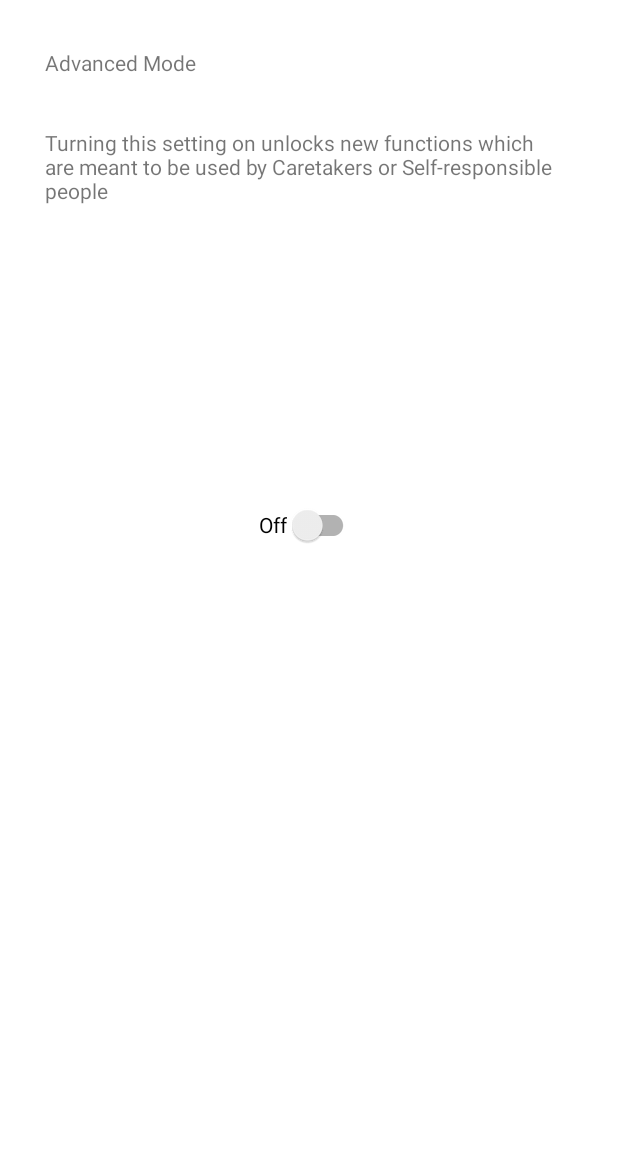
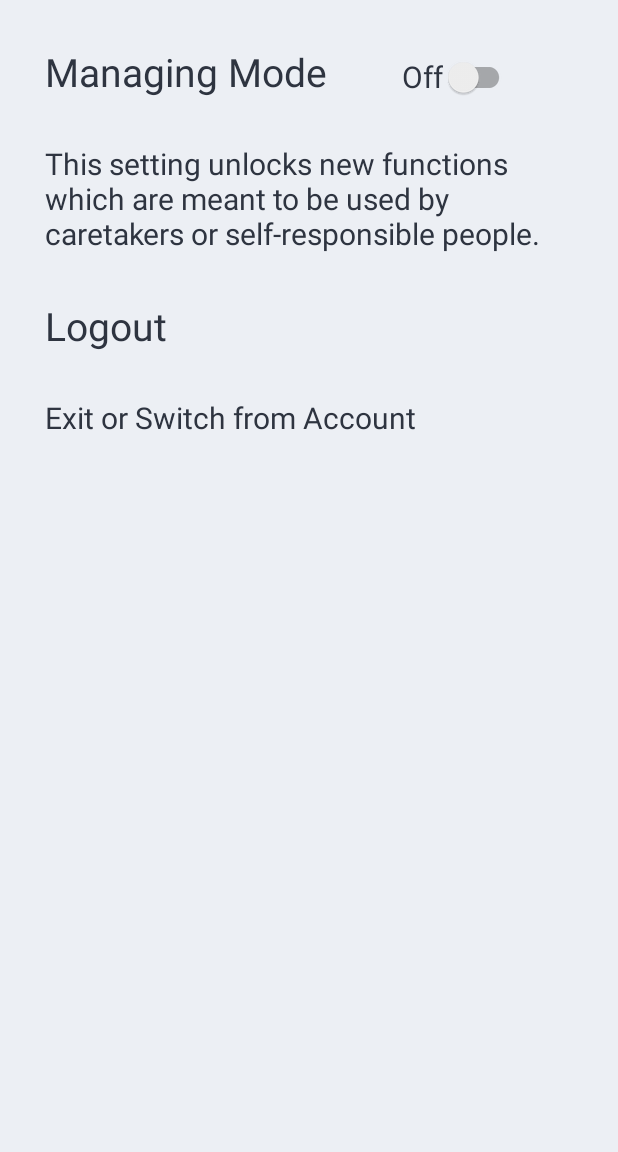
Before and after one commit to miguelarhb/AI-20-21, an Android app: the AdvancedModeActivity screen opened directly, with no data from a screen before it, on a phone screen of 412 x 824 dp, the part 84-1236 px from its top. Run offline under Robolectric (Android 15) with nearby library versions, the phone set to English and light mode, and no system bars; 3 statements that could not run were skipped.

Commit message:
desing tweaks

```diff
--- a/SmartMedicationManager/app/src/main/java/pt/ulisboa/tecnico/cmov/smartmedicationmanager/BaseActivity.java
+++ b/SmartMedicationManager/app/src/main/java/pt/ulisboa/tecnico/cmov/smartmedicationmanager/BaseActivity.java
@@ -46,8 +46,8 @@ public class BaseActivity extends AppCompatActivity {
 
     Toolbar toolbar;
 
-    //static final String BASE_URL = "http://192.168.1.52:3000/";
-    static final String BASE_URL = "http://192.168.1.11:3000/";
+    static final String BASE_URL = "http://192.168.1.52:3000/";
+    //static final String BASE_URL = "http://192.168.1.11:3000/";
 
     Retrofit retrofit = new Retrofit.Builder()
             .baseUrl(BASE_URL)
--- a/SmartMedicationManager/app/src/main/res/layout/activity_advanced_mode.xml
+++ b/SmartMedicationManager/app/src/main/res/layout/activity_advanced_mode.xml
@@ -4,7 +4,8 @@
     xmlns:tools="http://schemas.android.com/tools"
     android:layout_width="match_parent"
     android:layout_height="match_parent"
-    tools:context=".AdvancedModeActivity">
+    tools:context=".AdvancedModeActivity"
+    android:background="@color/nord_white">
 
     <include
         android:id="@+id/include"
@@ -12,45 +13,54 @@
         android:layout_width="match_parent"
         android:layout_height="wrap_content" />
 
+    <TextView
+        android:id="@+id/textView2"
+        style="@style/textTitleProperties"
+        android:layout_width="wrap_content"
+        android:layout_height="wrap_content"
+        android:layout_below="@+id/include"
+        android:layout_margin="30dp"
+        android:text="@string/managing_mode" />
+
+    <TextView
+        android:id="@+id/textView3"
+        style="@style/textProperties"
+        android:layout_width="wrap_content"
+        android:layout_height="wrap_content"
+        android:layout_below="@+id/textView2"
+        android:layout_alignStart="@+id/textView2"
+        android:layout_marginEnd="30dp"
+        android:text="@string/managing_mode_description" />
+
+
     <androidx.appcompat.widget.SwitchCompat
         android:id="@+id/advancedModeSwitch"
+        style="@style/textProperties"
+        android:layout_width="wrap_content"
+        android:layout_height="wrap_content"
+        android:layout_centerInParent="true"
+        android:layout_toEndOf="@+id/textView2"
+        android:layout_margin="20dp"
+        android:layout_above="@id/textView3"
+        android:text="@string/off" />
+
+    <TextView
+        android:id="@+id/logoutTxt"
+        style="@style/textTitleProperties"
         android:layout_width="wrap_content"
         android:layout_height="wrap_content"
         android:layout_below="@+id/textView3"
-        android:layout_centerHorizontal="true"
-        android:layout_marginTop="189dp"
-        android:text="Off"
-        app:layout_constraintEnd_toEndOf="parent"
-        app:layout_constraintStart_toStartOf="parent"
-        app:layout_constraintTop_toBottomOf="@+id/textView3" />
+        android:layout_margin="30dp"
+        android:text="@string/logout" />
 
     <TextView
-        android:id="@+id/textView2"
+        android:id="@+id/logoutDescriptionTxt"
+        style="@style/textProperties"
         android:layout_width="wrap_content"
         android:layout_height="wrap_content"
-        android:layout_below="@+id/include"
-        android:layout_alignParentStart="true"
-        android:layout_alignParentLeft="true"
-        android:layout_marginStart="30dp"
-        android:layout_marginLeft="30dp"
-        android:layout_marginTop="32dp"
-        android:text="Advanced Mode"
-        app:layout_constraintStart_toStartOf="parent"
-        app:layout_constraintTop_toBottomOf="@+id/include" />
-
-    <TextView
-        android:id="@+id/textView3"
-        android:layout_width="wrap_content"
-        android:layout_height="wrap_content"
-        android:layout_below="@+id/textView2"
-        android:layout_centerHorizontal="true"
-        android:layout_marginLeft="30dp"
-        android:layout_marginTop="34dp"
-        android:layout_marginRight="30dp"
-        android:text="Turning this setting on unlocks new functions which are meant to be used by Caretakers or Self-responsible people"
-        app:layout_constraintEnd_toEndOf="parent"
-        app:layout_constraintStart_toStartOf="parent"
-        app:layout_constraintTop_toBottomOf="@+id/textView2" />
-
+        android:layout_below="@+id/logoutTxt"
+        android:layout_alignStart="@+id/logoutTxt"
+        android:layout_marginEnd="30dp"
+        android:text="@string/logout_description" />
 
 </RelativeLayout>
--- a/SmartMedicationManager/app/src/main/res/menu/mainmenu_caretaker.xml
+++ b/SmartMedicationManager/app/src/main/res/menu/mainmenu_caretaker.xml
@@ -4,16 +4,16 @@
 
     <item
         android:id="@+id/menuManagePatients"
-        android:title="Manage Patients"
+        android:title="@string/manage_patients"
         app:showAsAction="never" />
 
     <item
         android:id="@+id/menuAdvancedMode"
-        android:title="Advanced Mode"
+        android:title="@string/managing_mode"
         app:showAsAction="never" />
 
     <item
         android:id="@+id/menuSettings"
-        android:title="Settings"
+        android:title="Logout"
         app:showAsAction="never" />
 </menu>
--- a/SmartMedicationManager/app/src/main/res/menu/mainmenu_patient.xml
+++ b/SmartMedicationManager/app/src/main/res/menu/mainmenu_patient.xml
@@ -3,11 +3,11 @@
     xmlns:android="http://schemas.android.com/apk/res/android">
     <item
         android:id="@+id/menuAdvancedMode"
-        android:title="Advanced Mode"
+        android:title="@string/managing_mode"
         app:showAsAction="never" />
 
     <item
         android:id="@+id/menuSettings"
-        android:title="Settings"
+        android:title="@string/logout"
         app:showAsAction="never" />
 </menu>
--- a/SmartMedicationManager/app/src/main/res/values/strings.xml
+++ b/SmartMedicationManager/app/src/main/res/values/strings.xml
@@ -34,4 +34,10 @@
     <string name="medicine">Medicine</string>
     <string name="schedule">Schedule</string>
     <string name="history">History</string>
+    <string name="managing_mode">Managing Mode</string>
+    <string name="logout">Logout</string>
+    <string name="managing_mode_description">This setting unlocks new functions which are meant to be used by caretakers or self-responsible people.</string>
+    <string name="off">Off</string>
+    <string name="manage_patients">Manage Patients</string>
+    <string name="logout_description">Exit or Switch from Account</string>
 </resources>
--- a/SmartMedicationManager/app/src/main/res/values/themes.xml
+++ b/SmartMedicationManager/app/src/main/res/values/themes.xml
@@ -6,9 +6,9 @@
         <item name="colorPrimaryVariant">@color/nord_night_clear</item>
         <item name="colorOnPrimary">@color/nord_white</item>
         <!-- Secondary brand color. -->
-        <item name="colorSecondary">@color/teal_200</item>
-        <item name="colorSecondaryVariant">@color/teal_700</item>
-        <item name="colorOnSecondary">@color/black</item>
+        <item name="colorSecondary">@color/nord_night_dark</item>
+        <item name="colorSecondaryVariant">@color/nord_night_clear</item>
+        <item name="colorOnSecondary">@color/nord_white</item>
         <!-- Status bar color. -->
         <item name="android:statusBarColor" tools:targetApi="l">?attr/colorPrimaryVariant</item>
         <!-- Customize your theme here. -->
@@ -24,6 +24,11 @@
         <item name="android:textSize">20sp</item>
     </style>
 
+    <style name="textTitleProperties" parent="TextAppearance.AppCompat">
+        <item name="android:textColor">@color/nord_night_dark</item>
+        <item name="android:textSize">26sp</item>
+    </style>
+
     <style name="Theme.SmartMedicationManager.AppBarOverlay" parent="ThemeOverlay.AppCompat.Dark.ActionBar" />
 
     <style name="Theme.SmartMedicationManager.PopupOverlay" parent="ThemeOverlay.AppCompat.Light" />
```
